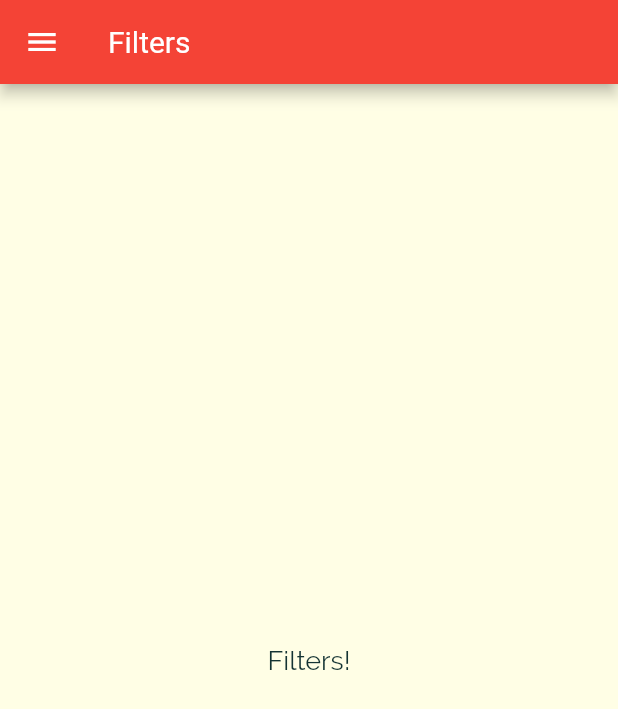
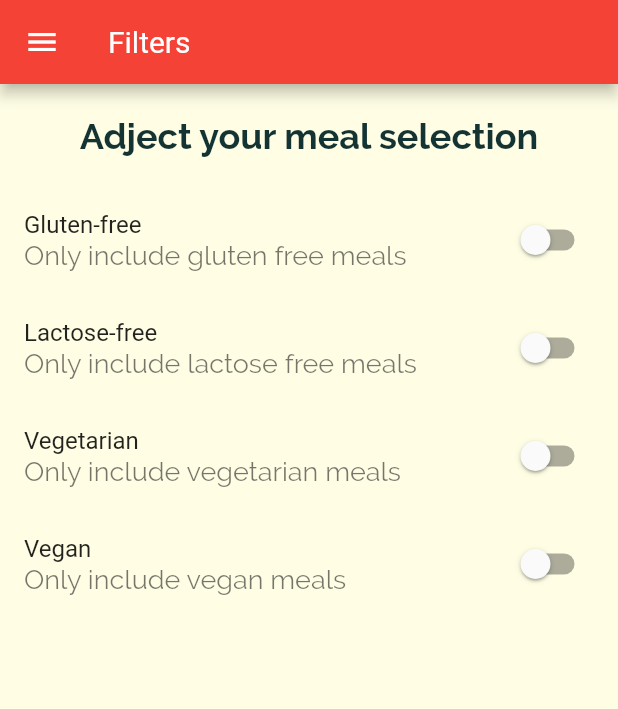
Before and after one commit to archrave/Pocket-Recipes-App, a Flutter app: the FiltersScreen screen opened by its route, on a phone screen of 412 x 824 dp. Shown: the top 709 px of the screen. Run offline on Flutter 3.47's test engine with Material 2 defaults, Android fonts, the phone set to English and light mode, and no system bars.

Commit message:
Added UI for flter screen

```diff
--- a/lib/screens/filters_screen.dart
+++ b/lib/screens/filters_screen.dart
@@ -1,18 +1,80 @@
 import 'package:flutter/material.dart';
 import '../widgets/main_drawer.dart';
 
-class FiltersScreen extends StatelessWidget {
+class FiltersScreen extends StatefulWidget {
   static const routeName = '/filters';
+
+  @override
+  _FiltersScreenState createState() => _FiltersScreenState();
+}
+
+class _FiltersScreenState extends State<FiltersScreen> {
+  bool _glutenFree = false;
+  bool _vegetarian = false;
+  bool _vegan = false;
+  bool _lactoseFree = false;
+
+  Widget _buildSwitchTile(
+      String title, String description, bool value, Function updateValue) {
+    return SwitchListTile(
+      title: Text(title),
+      subtitle: Text(description),
+      value: value,
+      onChanged: updateValue,
+    );
+  }
+
   @override
   Widget build(BuildContext context) {
     return Scaffold(
-      appBar: AppBar(
-        title: Text('Filters'),
-      ),
-      drawer: MainDrawer(),
-      body: Center(
-        child: Text('Filters!'),
-      ),
-    );
+        appBar: AppBar(
+          title: Text('Filters'),
+        ),
+        drawer: MainDrawer(),
+        body: Column(
+          children: [
+            Container(
+              padding: EdgeInsets.all(20),
+              child: Text(
+                'Adject your meal selection',
+                style: TextStyle(fontSize: 24, fontWeight: FontWeight.bold),
+              ),
+            ),
+            Expanded(
+              child: ListView(
+                children: [
+                  _buildSwitchTile(
+                      'Gluten-free',
+                      'Only include gluten free meals',
+                      _glutenFree, (newValue) {
+                    setState(() {
+                      _glutenFree = newValue;
+                    });
+                  }),
+                  _buildSwitchTile(
+                      'Lactose-free',
+                      'Only include lactose free meals',
+                      _lactoseFree, (newValue) {
+                    setState(() {
+                      _lactoseFree = newValue;
+                    });
+                  }),
+                  _buildSwitchTile('Vegetarian',
+                      'Only include vegetarian meals', _vegetarian, (newValue) {
+                    setState(() {
+                      _vegetarian = newValue;
+                    });
+                  }),
+                  _buildSwitchTile('Vegan', 'Only include vegan meals', _vegan,
+                      (newValue) {
+                    setState(() {
+                      _vegan = newValue;
+                    });
+                  }),
+                ],
+              ),
+            )
+          ],
+        ));
   }
 }
```
